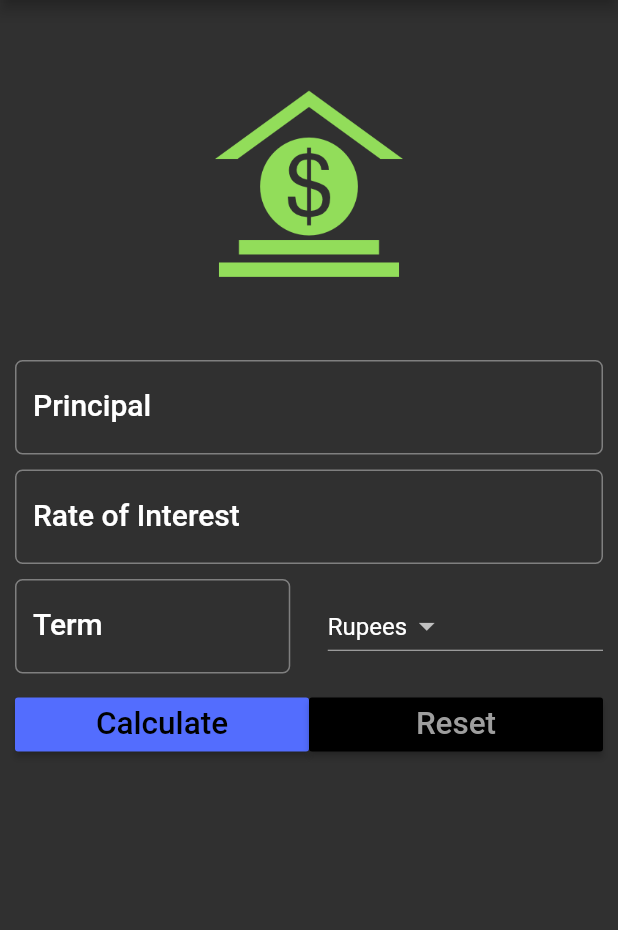
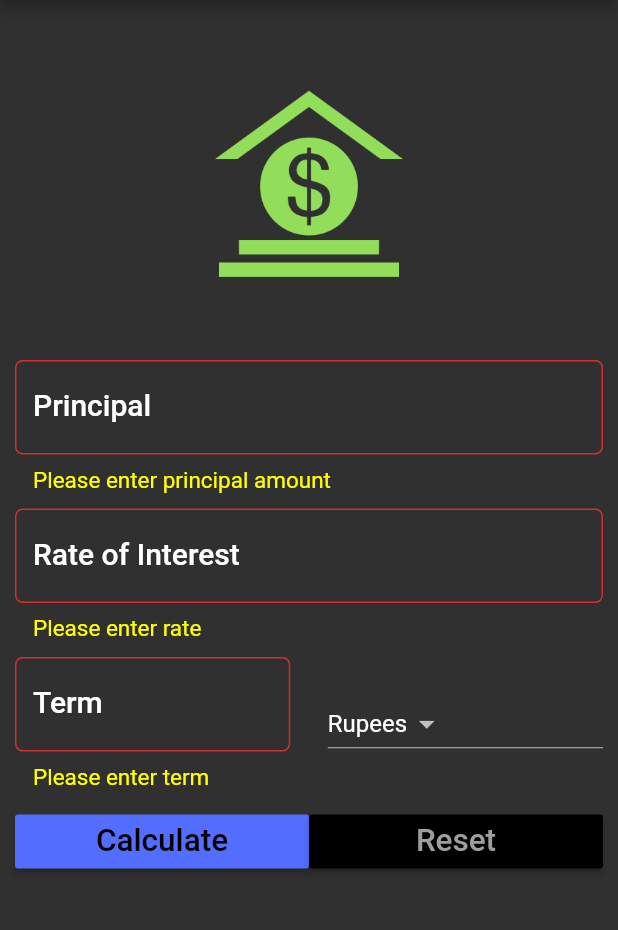
Before and after one commit to kp1930/InterestCalculator_Application_Flutter, a Flutter app: the screen it shows after launch, after a tap on "Calculate", on a phone screen of 412 x 824 dp, the part 84-1014 px from its top. Run offline on Flutter 3.47's test engine with Material 2 defaults, Android fonts, the phone set to English and light mode, and no system bars.

Commit message:
Final commit with error build...

```diff
--- a/lib/main.dart
+++ b/lib/main.dart
@@ -24,6 +24,7 @@ class SIForm extends StatefulWidget{
 
 class _SIFormState extends State<SIForm> {
 
+  var _formKey = GlobalKey<FormState>();
   var _currencies = ['Rupees', 'Dollars', 'Pounds'];
   final double _minimumPadding = 5.0;
   var _currentSelectedItem = '';
@@ -45,12 +46,13 @@ class _SIFormState extends State<SIForm> {
     TextStyle textStyle = Theme.of(context).textTheme.title;
 
     return Scaffold(
-//      resizeToAvoidBottomPadding: false,
       appBar: AppBar(
         title: Text('Simple Interest Calculator'),
       ),
-      body: Container(
-        margin: EdgeInsets.all(_minimumPadding*2),
+      body: Form(
+        key: _formKey,
+        child: Padding(
+          padding: EdgeInsets.all(_minimumPadding*2),
           child: ListView(
             children: <Widget>[
 
@@ -58,14 +60,24 @@ class _SIFormState extends State<SIForm> {
 
               Padding(
                 padding: EdgeInsets.only(top: _minimumPadding, bottom: _minimumPadding),
-              child: TextField(
+                child: TextFormField(
                   keyboardType: TextInputType.number,
                   style: textStyle,
                   controller: principleControlled,
+                  // ignore: missing_return
+                  validator: (String value) {
+                    if (value.isEmpty) {
+                      return 'Please enter principal amount';
+                     }
+                  },
                   decoration: InputDecoration(
                     labelText: 'Principal',
                     hintText: 'Enter Principal e.g. 12000',
                     labelStyle: textStyle,
+                    errorStyle: TextStyle(
+                      color: Colors.yellowAccent,
+                      fontSize: 15.0
+                    ),
                     border: OutlineInputBorder(
                       borderRadius: BorderRadius.circular(5.0)
                     )
@@ -75,14 +87,24 @@ class _SIFormState extends State<SIForm> {
 
               Padding(
                 padding: EdgeInsets.only(top: _minimumPadding, bottom: _minimumPadding),
-              child: TextField(
+                child: TextFormField(
                   keyboardType: TextInputType.number,
                   style: textStyle,
                   controller: roiControlled,
+                  // ignore: missing_return
+                  validator: (String value) {
+                    if (value.isEmpty) {
+                      return 'Please enter rate';
+                    }
+                  },
                   decoration: InputDecoration(
                       labelText: 'Rate of Interest',
                       hintText: 'In perecent',
                       labelStyle: textStyle,
+                      errorStyle: TextStyle(
+                        color: Colors.yellowAccent,
+                        fontSize: 15.0
+                      ),
                       border: OutlineInputBorder(
                           borderRadius: BorderRadius.circular(5.0)
                       )
@@ -95,14 +117,24 @@ class _SIFormState extends State<SIForm> {
                 child:Row(
                   children: <Widget>[
                     Expanded(
-                    child: TextField(
+                      child: TextFormField(
                         keyboardType: TextInputType.number,
                         style: textStyle,
                         controller: termControlled,
+                        // ignore: missing_return
+                        validator: (String value) {
+                          if (value.isEmpty) {
+                            return 'Please enter term';
+                          }
+                        },
                         decoration: InputDecoration(
                           labelText: 'Term',
                           hintText: 'Time in years',
                           labelStyle: textStyle,
+                          errorStyle: TextStyle(
+                            color: Colors.yellowAccent,
+                            fontSize: 15.0
+                          ),
                           border: OutlineInputBorder(
                             borderRadius: BorderRadius.circular(5.0)
                           )
@@ -143,7 +175,9 @@ class _SIFormState extends State<SIForm> {
                         child: Text('Calculate', textScaleFactor: 1.5,),
                         onPressed: () {
                           setState(() {
+                            if (_formKey.currentState.validate()) {
                               this.displayResult = _calculateTotalReturns();
+                            }
                           });
                         },
                       ),
@@ -175,6 +209,7 @@ class _SIFormState extends State<SIForm> {
               )
 
             ],
+          ),
         ),
       ),
     );
```
Lines whose indentation alone changed are shown as unchanged.
